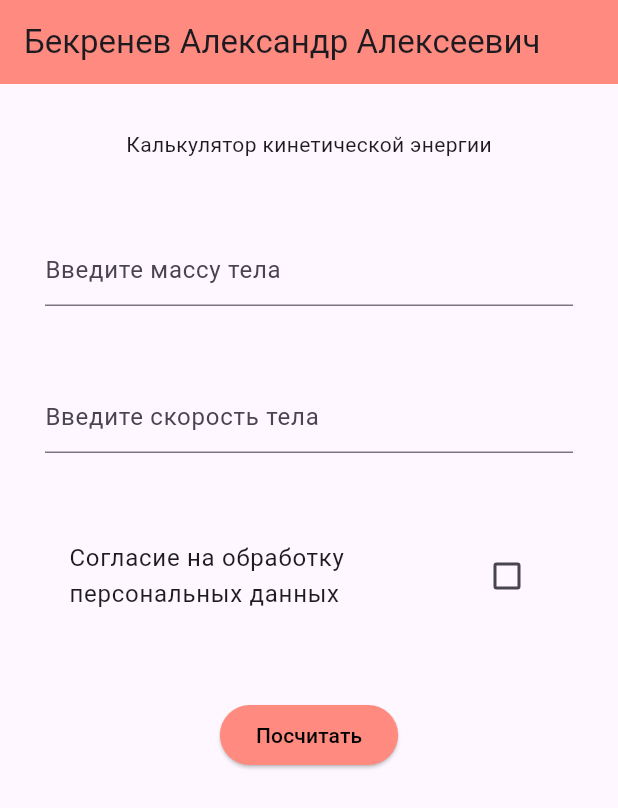
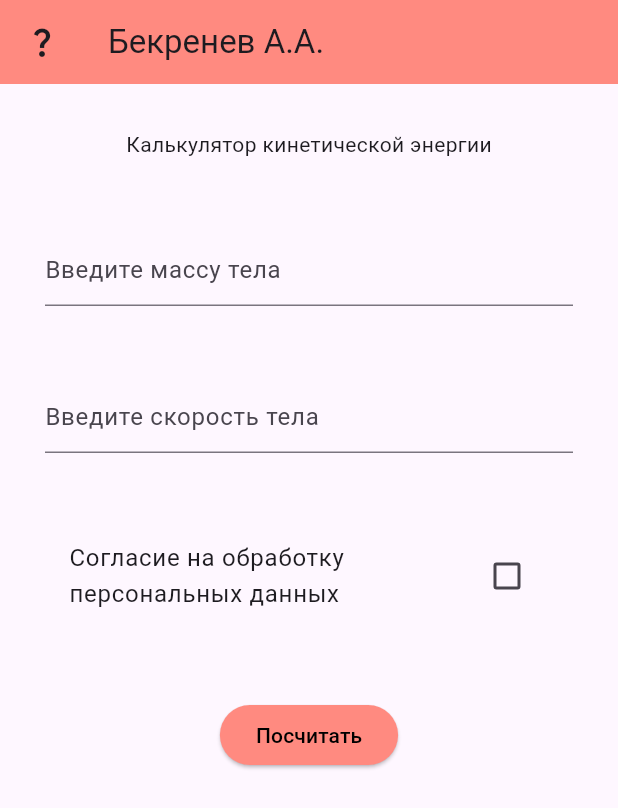
Before and after one commit to SASHKEVICH/edu_flutter_app, a Flutter app: the screen it shows after launch, on a phone screen of 412 x 824 dp. Shown: the top 808 px of the screen. Run offline on Flutter 3.47's test engine with Material 2 defaults, Android fonts, the phone set to English and light mode, and no system bars; our stand-ins replace flutter_bloc, sqflite; accounts and stored records are empty.

Commit message:
feat(): navigating to calculation history screen

```diff
--- a/lib/main.dart
+++ b/lib/main.dart
@@ -1,9 +1,10 @@
+import 'package:flutter/material.dart';
+import 'package:flutter_bloc/flutter_bloc.dart';
+
 import 'package:edu_flutter_app/domain/di.dart';
+import 'package:edu_flutter_app/scenes/calculator/calculator_history_screen/calculator_history_screen.dart';
 import 'package:edu_flutter_app/scenes/calculator/calculator_page.dart';
 import 'package:edu_flutter_app/scenes/cubit/calculator_screen_cubit.dart';
-import 'package:flutter/material.dart';
-
-import 'package:flutter_bloc/flutter_bloc.dart';
 
 void main() {
   runApp(MyApp());
@@ -22,12 +23,25 @@ class MyApp extends StatelessWidget {
         colorScheme: ColorScheme.fromSeed(seedColor: Colors.deepPurple),
         useMaterial3: true,
       ),
-      home: BlocProvider<CalculatorScreenCubit>(
-        create: (context) => CalculatorScreenCubit(
-          kineticService: _di.getKineticCalculatorService()
-        ),
-        child: const CalculatorPage(),
+      routes: {
+        Routes.initialRoute: (context) => _getCalculatorPageBlocProvider(),
+        Routes.calculatorHistoryScreenRoute: (context) => const CalculatorHistoryScreen()
+      },
+      initialRoute: Routes.initialRoute,
+    );
+  }
+
+  Widget _getCalculatorPageBlocProvider() {
+    return BlocProvider<CalculatorScreenCubit>(
+      create: (context) => CalculatorScreenCubit(
+        kineticService: _di.getKineticCalculatorService()
       ),
+      child: const CalculatorPage(),
     );
   }
 }
+
+class Routes {
+  static const initialRoute = '/';
+  static const calculatorHistoryScreenRoute = '/history';
+}
--- a/lib/scenes/calculator/calculator_input_screen/calculator_input_screen.dart
+++ b/lib/scenes/calculator/calculator_input_screen/calculator_input_screen.dart
@@ -1,7 +1,8 @@
 import 'package:flutter/material.dart';
+import 'package:flutter_bloc/flutter_bloc.dart';
 
 import 'package:edu_flutter_app/scenes/cubit/calculator_screen_cubit.dart';
-import 'package:flutter_bloc/flutter_bloc.dart';
+import 'package:edu_flutter_app/main.dart';
 
 enum _FieldType {
   weight,
@@ -26,6 +27,14 @@ class CalculatorInputScreenState extends State<CalculatorInputScreen> {
   @override
   Widget build(BuildContext context) {
     return Scaffold(
+      appBar: AppBar(
+        title: const Text(_Constants.appBarTitle),
+        backgroundColor: Colors.redAccent[100],
+        leading: IconButton(
+          icon: const Icon(Icons.question_mark),
+          onPressed: _onHistoryButtonPressed,
+        ),
+      ),
       body: Container(
         padding: _Constants.screenPaddingInsets,
         alignment: Alignment.center,
@@ -114,9 +123,14 @@ class CalculatorInputScreenState extends State<CalculatorInputScreen> {
 
     BlocProvider.of<CalculatorScreenCubit>(context).setKineticEnergyResult(weight, speed);
   }
+
+  void _onHistoryButtonPressed() {
+    Navigator.pushNamed(context, Routes.calculatorHistoryScreenRoute);
+  }
 }
 
 class _Constants {
+  static const String appBarTitle = 'Бекренев А.А.';
   static const String screenTitle = "Калькулятор кинетической энергии";
   static const EdgeInsets screenPaddingInsets = EdgeInsets.all(30);
 
--- a/lib/scenes/calculator/calculator_page.dart
+++ b/lib/scenes/calculator/calculator_page.dart
@@ -1,7 +1,6 @@
 import 'package:flutter/material.dart';
 import 'package:flutter_bloc/flutter_bloc.dart';
 
-import 'package:edu_flutter_app/widgets/name_app_bar.dart';
 import 'package:edu_flutter_app/scenes/cubit/calculator_screen_cubit.dart';
 import 'package:edu_flutter_app/scenes/cubit/calculator_screen_state.dart';
 import 'package:edu_flutter_app/scenes/calculator/calculator_input_screen/calculator_input_screen.dart';
@@ -19,7 +18,6 @@ class _CalculatorPageState extends State<CalculatorPage> {
   @override
   Widget build(BuildContext context) {
     return Scaffold(
-      appBar: NameAppBar(),
       body: BlocBuilder<CalculatorScreenCubit, CalculatorScreenState>(
         builder: (context, state) {
           if (state is InputState) {
@@ -29,7 +27,7 @@ class _CalculatorPageState extends State<CalculatorPage> {
           } else {
             return Container();
           }
-        }
+        },
       )
     );
   }
--- a/lib/scenes/calculator/calculator_results_screen/calculator_results_screen.dart
+++ b/lib/scenes/calculator/calculator_results_screen/calculator_results_screen.dart
@@ -13,6 +13,10 @@ class _CalculatorResultsScreenState extends State<CalculatorResultsScreen> {
   @override
   Widget build(BuildContext context) {
     return Scaffold(
+      appBar: AppBar(
+        title: const Text(_Constants.appBarTitle),
+        backgroundColor: Colors.redAccent[100],
+      ),
       body: Container(
         padding: _Constants.screenPaddingInsets,
         alignment: Alignment.center,
@@ -30,6 +34,8 @@ class _CalculatorResultsScreenState extends State<CalculatorResultsScreen> {
 }
 
 class _Constants {
+  static const String appBarTitle = 'Бекренев А.А.';
+
   static const EdgeInsets screenPaddingInsets = EdgeInsets.all(30);
 
   static const String screenTitle = 'Результат';
```
Also changed, not shown: lib/scenes/calculator/calculator_history_screen/calculator_history_screen.dart (+19 -0 lines).
